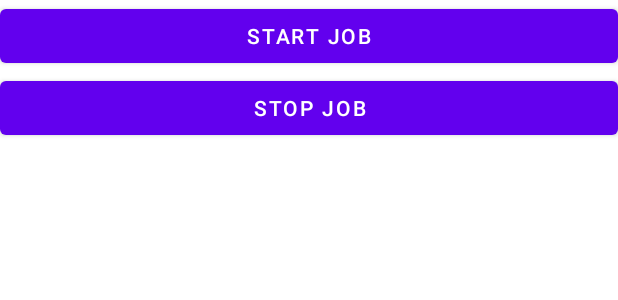
After one commit to vijaywar/Time, an Android app: the layout activity_jobschedule.xml on its own in the app's theme, with its tools: preview values and no code run, on a phone screen of 412 x 824 dp. The commit adds this screen. Shown: the top 300 px of the screen. Run offline under Robolectric (Android 15) with nearby library versions, the phone set to English and light mode, and no system bars.

Commit message:
job schudelar added

```diff
--- a/app/src/main/AndroidManifest.xml
+++ b/app/src/main/AndroidManifest.xml
@@ -2,6 +2,7 @@
 <manifest xmlns:android="http://schemas.android.com/apk/res/android"
     package="com.moonlight.time">
 
+    <uses-permission android:name="android.permission.RECEIVE_BOOT_COMPLETED" />
     <application
         android:allowBackup="true"
         android:icon="@mipmap/ic_launcher"
@@ -9,7 +10,8 @@
         android:roundIcon="@mipmap/ic_launcher_round"
         android:supportsRtl="true"
         android:theme="@style/Theme.Time">
-        <activity android:name=".notification"></activity>
+        <activity android:name=".jobschedule"></activity>
+        <activity android:name=".notification" />
         <activity android:name=".alarm1" />
         <activity android:name=".alarm" />
         <activity android:name=".detailes" />
@@ -20,7 +22,7 @@
                 <category android:name="android.intent.category.LAUNCHER" />
             </intent-filter>
         </activity>
-
+        <service android:name="MyJobService" android:permission="android.permission.BIND_JOB_SERVICE" android:exported="true"/>
         <receiver android:name=".AlarmManagerBroadcast" />
     </application>
 
--- a/app/src/main/java/com/moonlight/time/detailes.java
+++ b/app/src/main/java/com/moonlight/time/detailes.java
@@ -30,6 +30,7 @@ public class detailes extends AppCompatActivity {
         CustomListAdapter adapterinstance=new CustomListAdapter(this,vi.getAllContacts());
         layout.setAdapter(adapterinstance);
     }
+
 }
 
 
--- a/app/src/main/res/layout/activity_detailes.xml
+++ b/app/src/main/res/layout/activity_detailes.xml
@@ -10,6 +10,7 @@
         android:layout_width="411dp"
         android:layout_height="579dp"
         android:id="@+id/listview"
+
         app:layout_constraintBottom_toBottomOf="parent"
         app:layout_constraintStart_toStartOf="parent"
         app:layout_constraintTop_toTopOf="parent"
--- /dev/null
+++ b/app/src/main/res/layout/activity_jobschedule.xml
@@ -0,0 +1,26 @@
+<?xml version="1.0" encoding="utf-8"?>
+<LinearLayout
+    xmlns:android="http://schemas.android.com/apk/res/android"
+    xmlns:app="http://schemas.android.com/apk/res-auto"
+    xmlns:tools="http://schemas.android.com/tools"
+    android:layout_width="match_parent"
+    android:layout_height="match_parent"
+    android:orientation="vertical"
+    tools:context=".jobschedule">
+
+    <Button
+        android:layout_width="match_parent"
+        android:layout_height="wrap_content"
+        android:text ="Start Job"
+        android:onClick="startJob"
+        />
+    <Button
+        android:layout_width="match_parent"
+        android:layout_height="wrap_content"
+        android:text ="Stop Job"
+        android:onClick="stopJob"
+        />
+
+
+
+</LinearLayout>
```
Also changed, not shown: app/src/main/java/com/moonlight/time/MainActivity.java (+6 -1 lines), app/src/main/java/com/moonlight/time/MyJobService.java (added, +33 -0 lines), app/src/main/java/com/moonlight/time/jobschedule.java (added, +49 -0 lines), app/src/main/res/layout/activity_main.xml (+9 -0 lines).
